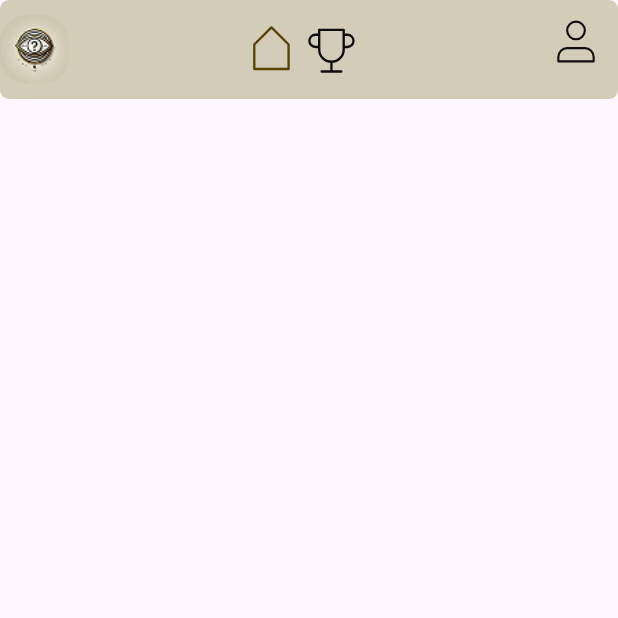
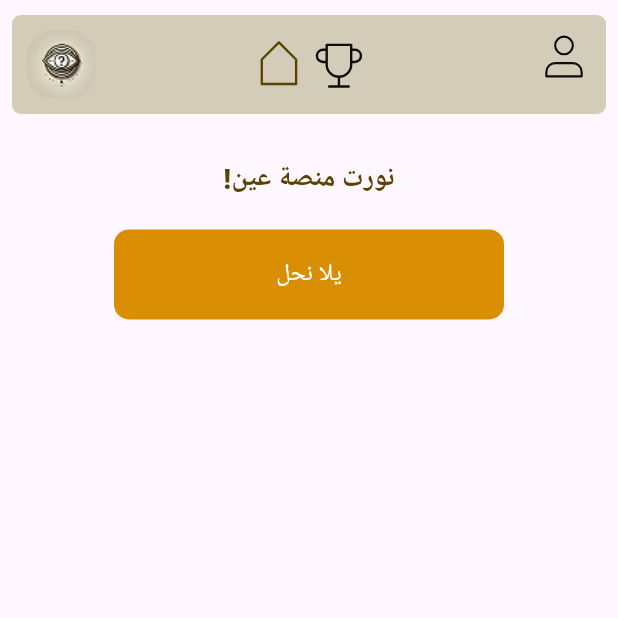
Before and after one commit to MohamedHamdySoftwareEngineer/eye_app, a Flutter app: the screen it shows after launch, on a phone screen of 412 x 824 dp, the top half of it. Run offline on Flutter 3.47's test engine with Material 3 defaults, Android fonts, the phone set to English and light mode, and no system bars; our stand-ins replace flutter_svg, go_router, google_fonts; Roboto replaces fonts that are missing (Cairo).

Commit message:
handle icon to be svg ,create welcome text and init starting box

```diff
--- /dev/null
+++ b/lib/constants.dart
@@ -0,0 +1,5 @@
+import 'package:flutter/material.dart';
+
+const mainColor = Color(0xffD3CCB8);
+const secondColor = Color(0xffD98E04);
+const textColor = Color(0xff594302);
--- /dev/null
+++ b/lib/core/utils/styles.dart
@@ -0,0 +1,14 @@
+import 'package:eye/constants.dart';
+import 'package:flutter/material.dart';
+
+abstract class Styles {
+  static const textStyle18 = TextStyle(
+    fontSize: 18,
+    fontWeight: FontWeight.w800,
+    color: textColor,
+  );
+
+  static const customtextStyle = TextStyle(
+    fontSize: 16,
+  );
+}
--- /dev/null
+++ b/lib/features/home/presentation/views/widgets/custom_app_bar.dart
@@ -0,0 +1,67 @@
+import 'package:eye/constants.dart';
+import 'package:eye/core/utils/assets.dart';
+import 'package:flutter/material.dart';
+import 'package:flutter_svg/flutter_svg.dart';
+
+
+class CustomAppBar extends StatelessWidget {
+  const CustomAppBar({super.key});
+
+  @override
+  Widget build(BuildContext context) {
+    double screenHeight = MediaQuery.of(context).size.height;
+
+    return SafeArea(
+      child: Padding(
+        padding: const EdgeInsets.symmetric(horizontal:8,vertical: 10),
+        child: Container(
+          width: double.infinity,
+          height: screenHeight * 0.08,
+          padding: const EdgeInsets.symmetric( vertical: 10),
+          decoration: BoxDecoration(
+            color:  mainColor,
+            borderRadius: BorderRadius.circular(6),
+          ),
+          child:
+              Row(mainAxisAlignment: MainAxisAlignment.spaceBetween, children: [
+               const SizedBox(width: 10,),
+            SizedBox(
+
+              child: Image.asset(
+                AssetsData.eyePNG,
+                fit: BoxFit.contain,
+              ),
+            ),
+            Expanded(
+                child: Row(
+                  mainAxisAlignment: MainAxisAlignment.center,
+                  mainAxisSize: MainAxisSize.min,
+                  children: [
+                    SvgPicture.asset(
+                      width: 40,
+                      AssetsData.homeIcon,
+                      fit: BoxFit.contain,
+                    ),
+                    SvgPicture.asset(
+                      width: 40,
+                      AssetsData.trophyIcon,
+                      fit: BoxFit.contain,
+
+                    ),
+                  ],
+                ),
+              ),
+            IconButton(
+              padding: EdgeInsets.zero,
+              onPressed: () {},
+              icon: SvgPicture.asset(
+                AssetsData.userIcon,
+                fit: BoxFit.contain,
+              ),
+            ),
+          ]),
+        ),
+      ),
+    );
+  }
+}
--- a/lib/features/home/presentation/views/widgets/home_view_body.dart
+++ b/lib/features/home/presentation/views/widgets/home_view_body.dart
@@ -1,6 +1,9 @@
-import 'package:eye/core/utils/assets.dart';
+import 'package:eye/constants.dart';
+import 'package:eye/features/home/presentation/views/widgets/custom_app_bar.dart';
+import 'package:eye/features/home/presentation/views/widgets/welcome_text.dart';
 import 'package:flutter/material.dart';
-import 'package:flutter_svg/flutter_svg.dart';
+
+import '../../../../../core/utils/styles.dart';
 
 class HomeViewBody extends StatelessWidget {
   const HomeViewBody({super.key});
@@ -10,64 +13,28 @@ class HomeViewBody extends StatelessWidget {
     return const Column(
       children: [
         CustomAppBar(),
+        WelcomeText(),
+        StartingBox(),
       ],
     );
   }
 }
 
-class CustomAppBar extends StatelessWidget {
-  const CustomAppBar({super.key});
+
+class StartingBox extends StatelessWidget {
+  const StartingBox({super.key});
 
   @override
   Widget build(BuildContext context) {
-    double screenHeight = MediaQuery.of(context).size.height;
-
-    return SafeArea(
-      child: Container(
-        width: double.infinity,
-        height: screenHeight * 0.08,
-        padding: const EdgeInsets.symmetric( vertical: 10),
-        decoration: BoxDecoration(
-          color: const Color(0xffD3CCB8),
-          borderRadius: BorderRadius.circular(6),
-        ),
-        child:
-            Row(mainAxisAlignment: MainAxisAlignment.spaceBetween, children: [
-          SizedBox(
-            child: Image.asset(
-              AssetsData.eyePNG,
-              fit: BoxFit.contain,
-            ),
-          ),
-          Expanded(
-              child: Row(
-                mainAxisAlignment: MainAxisAlignment.center,
-                mainAxisSize: MainAxisSize.min,
-                children: [
-                  SvgPicture.asset(
-                    width: 40,
-                    AssetsData.homeIcon,
-                    fit: BoxFit.contain,
-                  ),
-                  SvgPicture.asset(
-                    width: 40,
-                    AssetsData.trophyIcon,
-                    fit: BoxFit.contain,
-
-                  ),
-                ],
-              ),
-            ),
-          IconButton(
-            padding: EdgeInsets.zero,
-            onPressed: () {},
-            icon: SvgPicture.asset(
-              AssetsData.userIcon,
-              fit: BoxFit.contain,
-            ),
-          ),
-        ]),
+    return Container(
+      alignment: Alignment.center,
+      width: 260,
+      height: 60,
+      decoration: BoxDecoration(
+        color: secondColor,
+        borderRadius: BorderRadius.circular(10),
       ),
+      child: const Text('يلا نحل',style: Styles.customtextStyle),
     );
   }
 }
--- /dev/null
+++ b/lib/features/home/presentation/views/widgets/welcome_text.dart
@@ -0,0 +1,14 @@
+import 'package:eye/core/utils/styles.dart';
+import 'package:flutter/material.dart';
+
+class WelcomeText extends StatelessWidget {
+  const WelcomeText({super.key});
+
+  @override
+  Widget build(BuildContext context) {
+    return const Padding(
+      padding:  EdgeInsets.all(20),
+      child:  Text('!نورت منصة عين',style: Styles.textStyle18,),
+    );
+  }
+}
--- a/lib/main.dart
+++ b/lib/main.dart
@@ -1,5 +1,6 @@
 import 'package:eye/core/utils/app_router.dart';
 import 'package:flutter/material.dart';
+import 'package:google_fonts/google_fonts.dart';
 
 void main() {
   runApp(const EyeApp());
@@ -10,9 +11,14 @@ class EyeApp extends StatelessWidget {
 
   @override
   Widget build(BuildContext context) {
-    return  MaterialApp.router(
+    return MaterialApp.router(
       routerConfig: AppRouter.router,
       debugShowCheckedModeBanner: false,
+      theme: ThemeData(
+        textTheme: GoogleFonts.cairoTextTheme().apply(
+          bodyColor: Colors.white
+        ), // Apply Cairo font globally
+      ),
     );
   }
 }
--- a/pubspec.yaml
+++ b/pubspec.yaml
@@ -40,6 +40,7 @@ dependencies:
   # The following adds the Cupertino Icons font to your application.
   # Use with the CupertinoIcons class for iOS style icons.
   cupertino_icons: ^1.0.8
+  google_fonts: ^6.2.1
 
 
 dev_dependencies:
@@ -82,8 +83,8 @@ flutter:
   # "family" key with the font family name, and a "fonts" key with a
   # list giving the asset and other descriptors for the font. For
   # example:
-  # fonts:
-  #   - family: Schyler
+  fonts:
+    - family: Cairo
   #     fonts:
   #       - asset: fonts/Schyler-Regular.ttf
   #       - asset: fonts/Schyler-Italic.ttf
```
Also changed, not shown: pubspec.lock, 1 other file.
